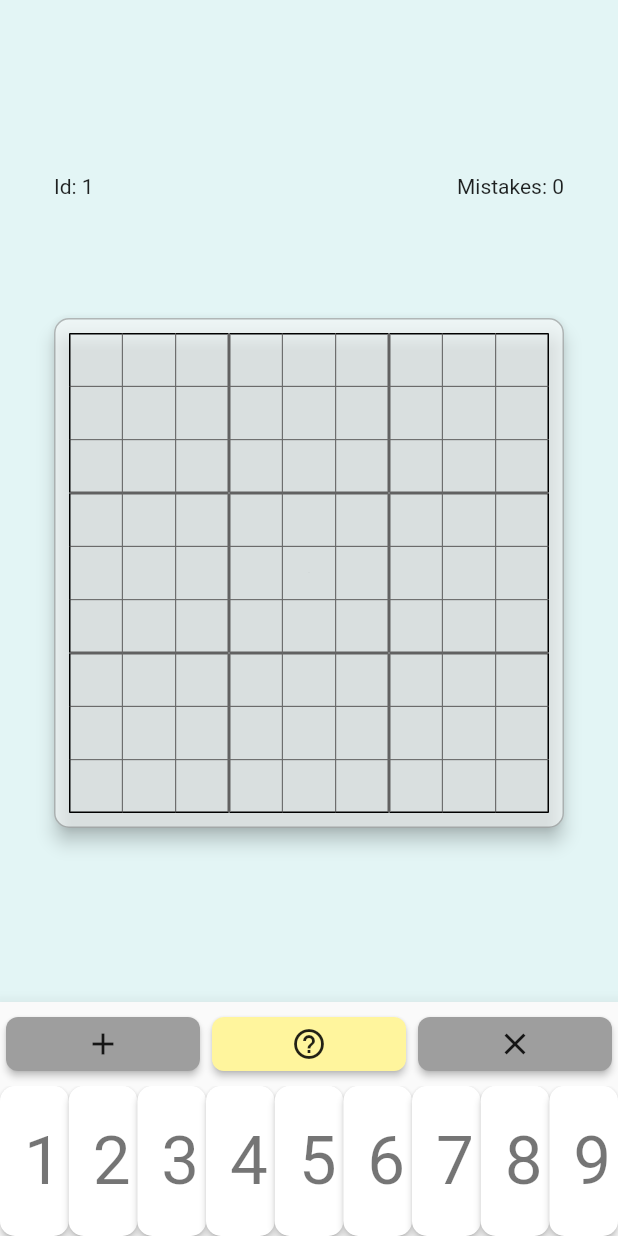
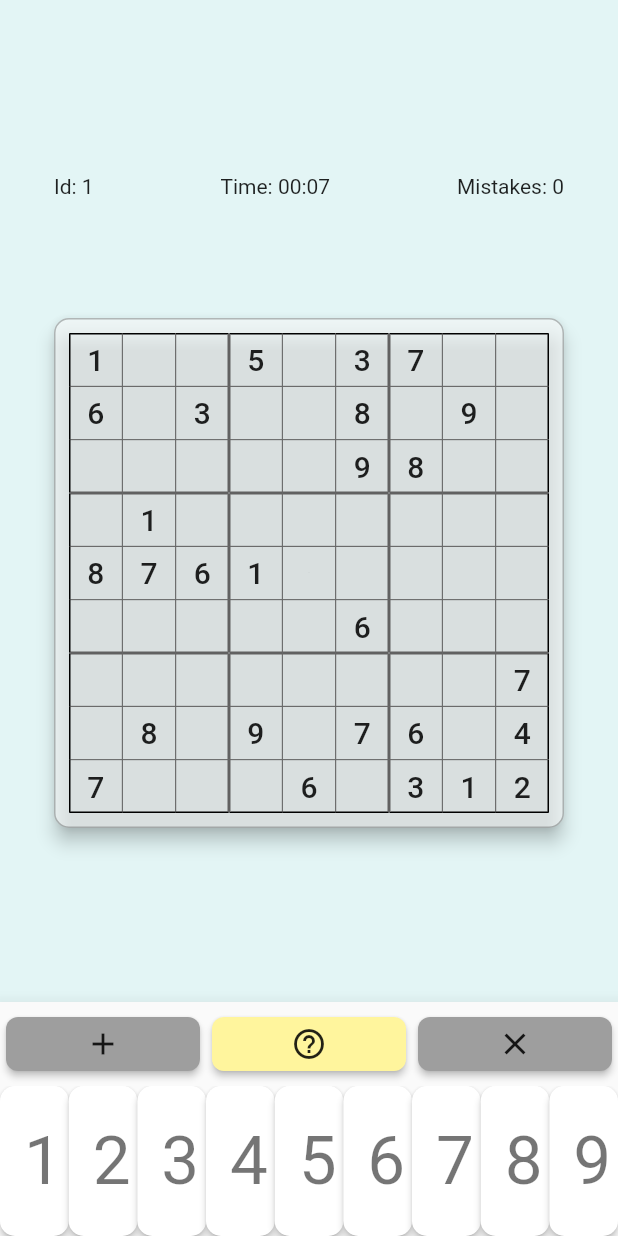
Before and after one commit to felipeuematsu/flup_sudoku, a Flutter app: the screen it shows after launch, on a phone screen of 412 x 824 dp. Run offline on Flutter 3.47's test engine with Material 2 defaults, Android fonts, the phone set to English and light mode, and no system bars; our stand-ins replace flutter_secure_storage, get, google_fonts, hive, hive_flutter, logger; accounts and stored records are empty.

Commit message:
fixed initial blank

```diff
--- a/lib/ui/game/game_controller.dart
+++ b/lib/ui/game/game_controller.dart
@@ -1,3 +1,5 @@
+import 'dart:async';
+
 import 'package:flup_sudoku/model/sudoku_model.dart';
 import 'package:flup_sudoku/ui/game/components/game_cell.dart';
 import 'package:flup_sudoku/util/logger.dart';
@@ -17,9 +19,15 @@ class GameController extends GetxController with GetTickerProviderStateMixin {
   final _guessMode = GuessMode.guess.obs;
 
   set guessMode(GuessMode mode) => _guessMode.value = mode;
+
   GuessMode get guessMode => _guessMode.value;
 
-  final mistakes = Rx<int>(0);
+  final _mistakes = Rx<int>(0);
+  final _time = Rx<int>(0);
+
+  String get mistakes => _mistakes.value.toString();
+
+  String get elapsedTime => Duration(seconds: _time.value).toString().substring(_time.value < 3600 ? 2 : 0, 7);
 
   final selectedRow = Rx<int>(-1);
   final selectedColumn = Rx<int>(-1);
@@ -40,6 +48,8 @@ class GameController extends GetxController with GetTickerProviderStateMixin {
     verticalAnimation = Tween<double>(begin: -1, end: 8).animate(_verticalAnimationController)..addListener(() => update());
     horizontalAnimation = Tween<double>(begin: -1, end: 8).animate(_horizontalAnimationController)..addListener(() => update());
 
+    Timer.periodic(const Duration(seconds: 1), (timer) => _time.value++);
+
     model = SudokuModel.fromCSVLine(
         '1,1..5.37..6.3..8.9......98...1.......8761..........6...........7.8.9.76.47...6.312,198543726643278591527619843914735268876192435235486179462351987381927654759864312,27,2.2');
 
@@ -51,15 +61,15 @@ class GameController extends GetxController with GetTickerProviderStateMixin {
         _currentState[row].add(Rx<int>(model.initalStateAsList[row][column]));
       }
     }
-
+    logger.i(_currentState);
     super.onInit();
   }
 
-  int _getCurrentValue(row, column) => selectedRow.value < 0 || selectedColumn.value < 0 ? 0 : _currentState[row][column].value;
+  int _getCurrentValue(row, column) => row < 0 || column < 0 ? 0 : _currentState[row][column].value;
 
   Map<int, GuessMode> getCellValue(int row, int column) {
     if (_getCurrentValue(row, column) != 0) return {_getCurrentValue(row, column): GuessMode.insert};
-    if (selectedRow.value < 0 || selectedColumn.value < 0) return {};
+    if (row < 0 || column < 0) return {};
     return _guesses[row][column].value.map((int key, GuessMode value) => MapEntry<int, GuessMode>(key, value));
   }
 
@@ -116,7 +126,7 @@ class GameController extends GetxController with GetTickerProviderStateMixin {
 
     logger.i('insertAnswer: $answer');
     _currentState[row][column].update((val) => val = answer);
-    if (answer != _answer[row][column]) mistakes.value++;
+    if (answer != _answer[row][column]) _mistakes.value++;
   }
 
   GameCellValueType contentType(int row, int column) {
--- a/lib/ui/game/game_strings.dart
+++ b/lib/ui/game/game_strings.dart
@@ -3,7 +3,6 @@ import 'package:get/get.dart';
 
 class GameTranslations extends AbstractTranslations {
   @override
-  // TODO: implement enUs
   Map<Enum, String> get enUs => {
     GameStrings.id: 'Id:',
     GameStrings.time: 'Time:',
--- a/lib/ui/game/game_view.dart
+++ b/lib/ui/game/game_view.dart
@@ -1,7 +1,9 @@
 import 'package:flup_sudoku/ui/game/components/game_board.dart';
 import 'package:flup_sudoku/ui/game/components/game_control.dart';
 import 'package:flup_sudoku/ui/game/game_controller.dart';
+import 'package:flup_sudoku/ui/game/game_strings.dart';
 import 'package:flutter/material.dart';
+import 'package:flutter/services.dart';
 import 'package:get/get.dart';
 
 class GameView extends GetView<GameController> {
@@ -24,16 +26,20 @@ class GameView extends GetView<GameController> {
                     Row(
                       mainAxisAlignment: MainAxisAlignment.spaceBetween,
                       children: [
-                        Text('Id: ${controller.model.id}'),
-                        Obx(() => Text('Mistakes: ${controller.mistakes}')),
+                        GestureDetector(
+                          child: Text('${GameStrings.id.tr} ${controller.model.id}'),
+                          onTap: () => Clipboard.setData(ClipboardData(text: controller.model.id.toString())),
+                        ),
+                        Obx(() => Text('${GameStrings.time.tr} ${controller.elapsedTime}')),
+                        Obx(() => Text('${GameStrings.mistakes.tr} ${controller.mistakes}')),
                       ],
                     ),
-                    GameBoard(),
+                    const GameBoard(),
                   ],
                 ),
               ),
             ),
-            GameControl(),
+            const GameControl(),
           ],
         ),
       ),
```
